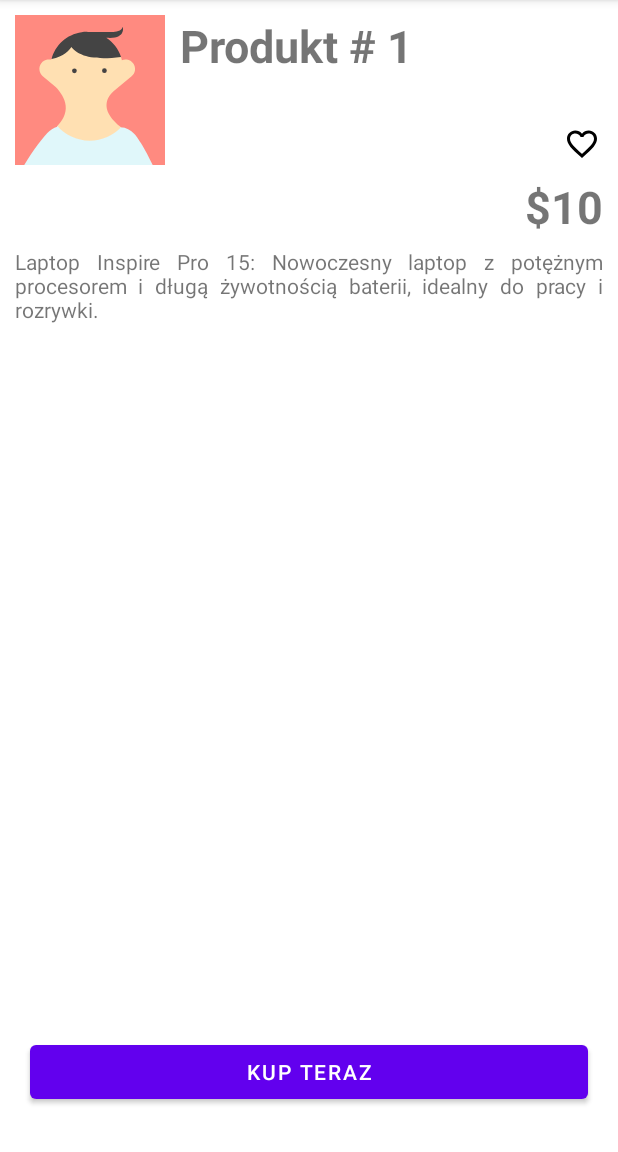
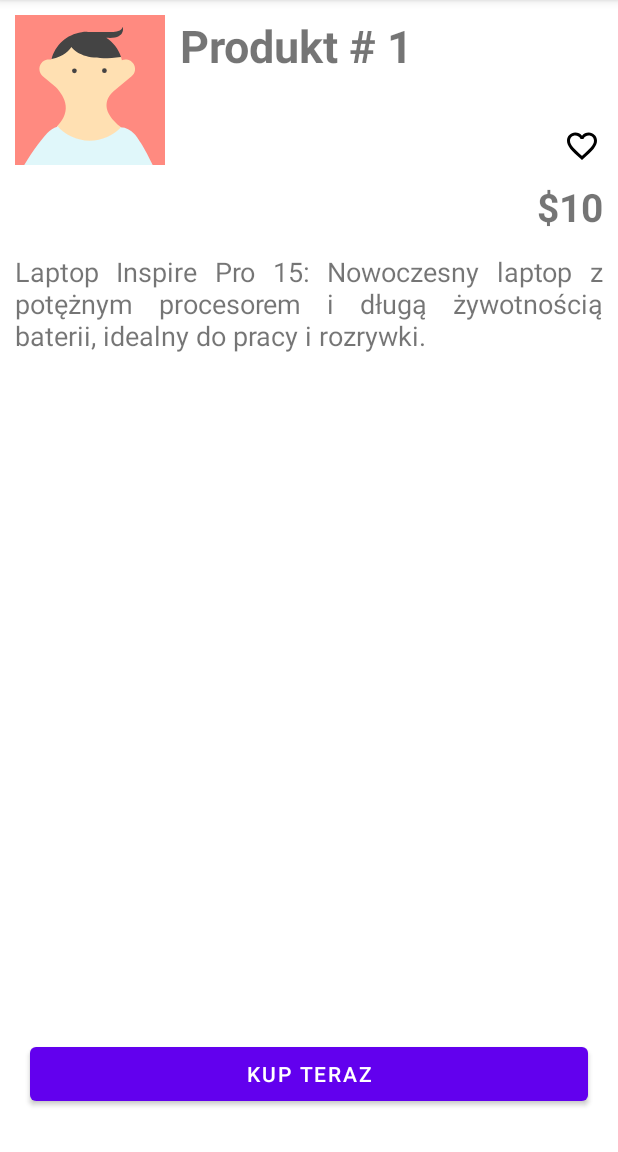
Before and after one commit to wdziwinska/OnlineShopApp_Frontend, an Android app: the screen it shows after launch (ItemDetailActivity), after a tap on an icon or button, on a phone screen of 412 x 824 dp, the part 84-1236 px from its top. Run offline under Robolectric (Android 15) with nearby library versions, the phone set to English and light mode, and no system bars; our stand-ins replace navigation-ui; 1 statement that could not run was skipped.

Commit message:
improving the appearance of the second page

```diff
--- a/app/src/main/res/layout/activity_item_detail.xml
+++ b/app/src/main/res/layout/activity_item_detail.xml
@@ -42,11 +42,9 @@
         android:layout_width="match_parent"
         android:layout_height="wrap_content"
         android:layout_margin="10dp"
-        android:layout_marginStart="8dp"
-        android:layout_marginBottom="12dp"
         android:gravity="right"
         android:textStyle="bold"
-        android:textSize="30sp"
+        android:textSize="26sp"
         app:layout_constraintBottom_toTopOf="@+id/descriptionTextView"
         app:layout_constraintStart_toStartOf="parent"
         app:layout_constraintTop_toBottomOf="@+id/itemImageView"
@@ -56,13 +54,14 @@
         android:id="@+id/descriptionTextView"
         android:layout_width="match_parent"
         android:layout_height="wrap_content"
-        android:layout_margin="10dp"
+        android:layout_marginLeft="10dp"
+        android:layout_marginRight="10dp"
+        android:layout_marginTop="13dp"
+        android:textSize="18dp"
         android:justificationMode="inter_word"
-        app:layout_constraintBottom_toBottomOf="parent"
         app:layout_constraintEnd_toEndOf="parent"
         app:layout_constraintStart_toStartOf="parent"
-        app:layout_constraintTop_toBottomOf="@id/itemImageView"
-        app:layout_constraintVertical_bias="0.076"
+        app:layout_constraintTop_toBottomOf="@id/priceTextView"
         tools:text="Item description" />
 
     <Button
```
